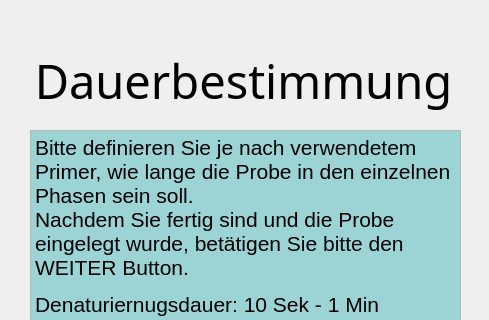
This is dipl_Einfuehrung/zeitDefVoraus_v2.ui in diplomarbeit-PCR/Diplomarbeit_PCR as Qt 5 draws it before an edit; both pictures show x 0 to 489 and y 0 to 320 of the 489 by 733 pixel window. The edited form follows.
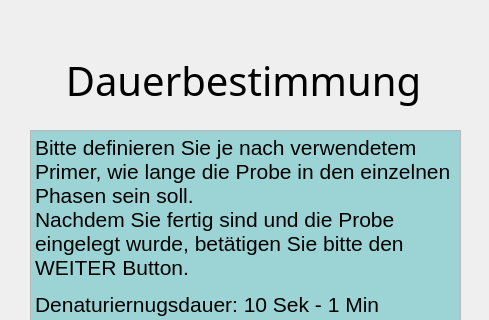
This is the edited form.

Patch:
```diff
--- a/dipl_Einfuehrung/zeitDefVoraus_v2.ui
+++ b/dipl_Einfuehrung/zeitDefVoraus_v2.ui
@@ -52,7 +52,7 @@
     <property name="font">
      <font>
       <family>Tw Cen MT</family>
-      <pointsize>35</pointsize>
+      <pointsize>30</pointsize>
       <bold>false</bold>
      </font>
     </property>
```
